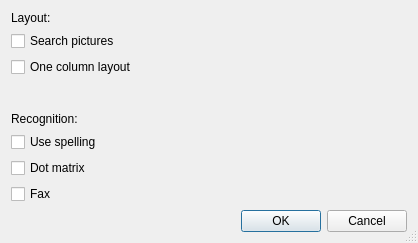
The window that gui/recognitionsettingsdialog.ui (uliss/quneiform) describes before a commit, drawn with Qt 5.
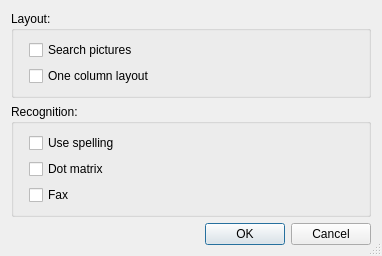
The same window after the commit.

Commit message: language property removed from packet - now it only saved in page class. When adding new page - current application recognition language used.

```diff
--- a/gui/recognitionsettingsdialog.ui
+++ b/gui/recognitionsettingsdialog.ui
@@ -9,8 +9,8 @@
    <rect>
     <x>0</x>
     <y>0</y>
-    <width>418</width>
-    <height>243</height>
+    <width>382</width>
+    <height>250</height>
    </rect>
   </property>
   <property name="sizePolicy">
@@ -28,26 +28,24 @@
   <property name="modal">
    <bool>true</bool>
   </property>
-  <layout class="QHBoxLayout" name="horizontalLayout">
+  <layout class="QVBoxLayout" name="verticalLayout">
    <item>
-    <layout class="QVBoxLayout" name="verticalLayout_3">
-     <item>
-      <layout class="QVBoxLayout" name="verticalLayout_2">
-       <item>
-        <widget class="QLabel" name="label">
-         <property name="text">
+    <widget class="QGroupBox" name="layoutGroup">
+     <property name="title">
           <string>Layout:</string>
          </property>
-        </widget>
-       </item>
-       <item>
+     <layout class="QFormLayout" name="formLayout_3">
+      <property name="fieldGrowthPolicy">
+       <enum>QFormLayout::ExpandingFieldsGrow</enum>
+      </property>
+      <item row="1" column="1">
         <widget class="QCheckBox" name="searchPictures_">
          <property name="text">
           <string>Search pictures</string>
          </property>
         </widget>
        </item>
-       <item>
+      <item row="2" column="1">
         <widget class="QCheckBox" name="oneColumn_">
          <property name="text">
           <string>One column layout</string>
@@ -55,44 +53,38 @@
         </widget>
        </item>
       </layout>
+    </widget>
      </item>
      <item>
-      <spacer name="verticalSpacer">
-       <property name="orientation">
-        <enum>Qt::Vertical</enum>
-       </property>
-       <property name="sizeHint" stdset="0">
-        <size>
-         <width>20</width>
-         <height>40</height>
-        </size>
-       </property>
-      </spacer>
-     </item>
-     <item>
-      <layout class="QVBoxLayout" name="verticalLayout">
-       <item>
-        <widget class="QLabel" name="label_2">
-         <property name="text">
+    <widget class="QGroupBox" name="recognitionGroup">
+     <property name="title">
           <string>Recognition:</string>
          </property>
-        </widget>
-       </item>
-       <item>
+     <layout class="QFormLayout" name="formLayout">
+      <property name="fieldGrowthPolicy">
+       <enum>QFormLayout::AllNonFixedFieldsGrow</enum>
+      </property>
+      <item row="0" column="1">
         <widget class="QCheckBox" name="useSpelling_">
+        <property name="sizePolicy">
+         <sizepolicy hsizetype="Preferred" vsizetype="Fixed">
+          <horstretch>0</horstretch>
+          <verstretch>0</verstretch>
+         </sizepolicy>
+        </property>
          <property name="text">
           <string>Use spelling</string>
          </property>
         </widget>
        </item>
-       <item>
+      <item row="1" column="1">
         <widget class="QCheckBox" name="dotMatrix_">
          <property name="text">
           <string>Dot matrix</string>
          </property>
         </widget>
        </item>
-       <item>
+      <item row="2" column="1">
         <widget class="QCheckBox" name="fax_">
          <property name="text">
           <string>Fax</string>
@@ -100,6 +92,7 @@
         </widget>
        </item>
       </layout>
+    </widget>
      </item>
      <item>
       <widget class="QDialogButtonBox" name="buttonBox">
@@ -109,9 +102,10 @@
        <property name="standardButtons">
         <set>QDialogButtonBox::Cancel|QDialogButtonBox::Ok</set>
        </property>
-      </widget>
-     </item>
-    </layout>
+     <property name="centerButtons">
+      <bool>false</bool>
+     </property>
+    </widget>
    </item>
   </layout>
  </widget>
```
Lines whose indentation alone changed are shown as unchanged. The commit also changes 17 other files.
